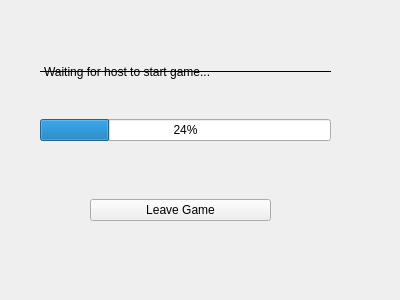
The window that UnoLite/lobbypage.ui (HenkSlabber/REII313) describes before a commit, drawn with Qt 5.
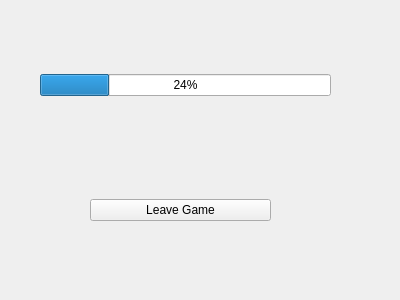
The same window after the commit.

Diff of the .ui file:
```diff
--- a/UnoLite/lobbypage.ui
+++ b/UnoLite/lobbypage.ui
@@ -23,16 +23,6 @@
     </rect>
    </property>
    <layout class="QVBoxLayout" name="verticalLayout">
-    <item>
-     <widget class="QLabel" name="Waiting">
-      <property name="frameShape">
-       <enum>QFrame::HLine</enum>
-      </property>
-      <property name="text">
-       <string>Waiting for host to start game...</string>
-      </property>
-     </widget>
-    </item>
     <item>
      <widget class="QProgressBar" name="progressBar">
       <property name="value">
```
